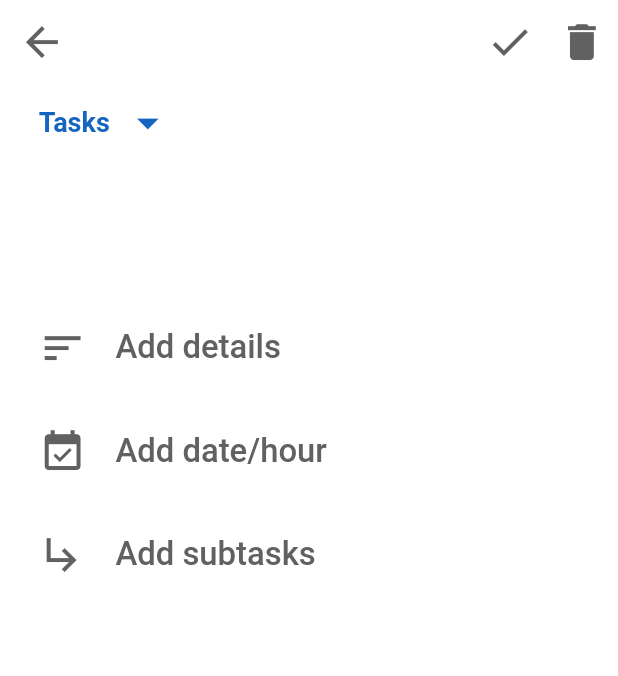
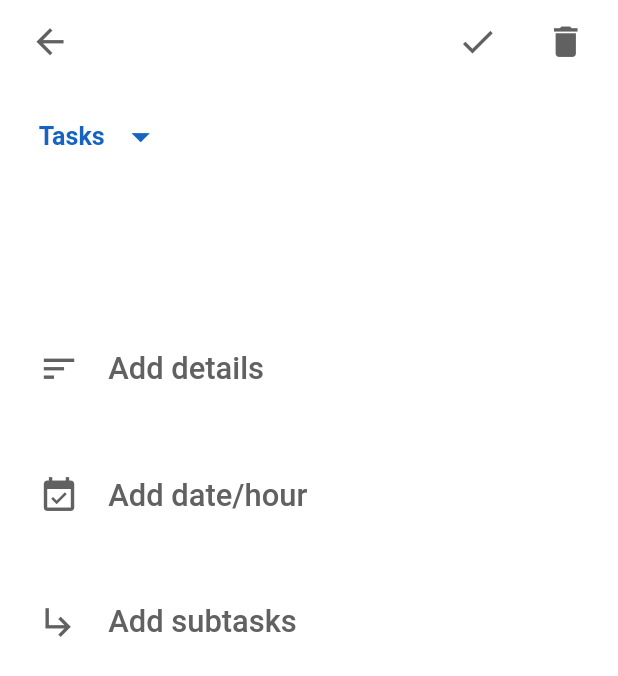
Before and after one commit to jakubjaniec/google-tasks-clone, a Flutter app: the Details screen opened directly with empty values, on a phone screen of 412 x 824 dp. Shown: the top 676 px of the screen. Run offline on Flutter 3.47's test engine with Material 2 defaults, Android fonts, the phone set to English and light mode, and no system bars; our stand-ins replace device_preview, flutter_screenutil, localstorage, sliding_up_panel.

Commit message:
Fix some responsiveness problems

```diff
--- a/lib/components/bottom_bar.dart
+++ b/lib/components/bottom_bar.dart
@@ -7,7 +7,7 @@ import 'package:flutter_screenutil/flutter_screenutil.dart';
 class BottomBar extends StatelessWidget {
   @override
   Widget build(BuildContext context) {
-    var state = Provider.of<TaskModel>(context, listen: true);
+    TaskModel state = Provider.of<TaskModel>(context, listen: true);
 
     return BottomAppBar(
       elevation: 20.0,
--- a/lib/main.dart
+++ b/lib/main.dart
@@ -2,12 +2,10 @@ import 'package:flutter/material.dart';
 import 'package:flutter/services.dart' as service;
 import 'package:flutter/foundation.dart';
 import 'package:provider/provider.dart';
-
 import 'package:Google_Task_Clone/pages/home.dart';
 import 'package:Google_Task_Clone/pages/details.dart';
 import 'package:Google_Task_Clone/task_model.dart';
 import 'package:device_preview/device_preview.dart';
-import 'package:flutter_screenutil/flutter_screenutil.dart';
 
 void main() {
   runApp(
@@ -24,12 +22,12 @@ void main() {
 class App extends StatelessWidget {
   @override
   Widget build(BuildContext context) {
-    ScreenUtil.init(context, designSize: Size(320.0, 569.0));
     service.SystemChrome.setPreferredOrientations([
       service.DeviceOrientation.portraitUp,
       service.DeviceOrientation.portraitDown,
     ]);
     return MaterialApp(
+      locale: DevicePreview.of(context).locale,
       builder: DevicePreview.appBuilder,
       initialRoute: '/',
       routes: {
--- a/lib/pages/details.dart
+++ b/lib/pages/details.dart
@@ -6,9 +6,25 @@ import 'package:flutter_screenutil/flutter_screenutil.dart';
 class Details extends StatelessWidget {
   @override
   Widget build(BuildContext context) {
-    var state = Provider.of<TaskModel>(context, listen: true);
+    ScreenUtil.init(context, designSize: Size(320.0, 569.0));
+
     final Map args = ModalRoute.of(context).settings.arguments as Map;
     Map task = args['task'];
+
+    TaskModel state = Provider.of<TaskModel>(context, listen: true);
+    double width = MediaQuery.of(context).size.width;
+
+    double determinePadding() {
+      double padding = 0.0;
+
+      if (width >= 400 && width < 600)
+        padding = 7.5.h;
+      else if (width >= 600 && width < 800)
+        padding = 12.5.h;
+      else if (width >= 800) padding = 15.0.h;
+
+      return padding;
+    }
 
     return Scaffold(
       resizeToAvoidBottomPadding: false,
@@ -18,39 +34,47 @@ class Details extends StatelessWidget {
         elevation: 0,
         backgroundColor: Colors.transparent,
         iconTheme: IconThemeData(color: Colors.grey[700]),
-        leading: IconButton(
-          onPressed: () => Navigator.pop(context),
-          icon: Icon(Icons.arrow_back),
-          iconSize: 22.h,
+        leading: Padding(
+          padding: EdgeInsets.only(left: determinePadding()),
+          child: IconButton(
+            onPressed: () => Navigator.pop(context),
+            icon: Icon(Icons.arrow_back),
+            iconSize: state.determineFontSize(context, 22),
+          ),
         ),
         actions: [
           IconButton(
             onPressed: () => state.markDone(args['index'], context, 'details'),
             icon: task['done'] ? Icon(Icons.undo) : Icon(Icons.check),
-            iconSize: 22.h,
+            iconSize: state.determineFontSize(context, 22),
           ),
-          IconButton(
-            onPressed: () => state.deleteTask(context, args['index']),
-            icon: Icon(Icons.delete),
-            iconSize: 22.h,
+          Padding(
+            padding: EdgeInsets.only(
+                right: determinePadding(), left: determinePadding()),
+            child: IconButton(
+              onPressed: () => state.deleteTask(context, args['index']),
+              icon: Icon(Icons.delete),
+              iconSize: state.determineFontSize(context, 22),
+            ),
           )
         ],
       ),
       body: Container(
-        padding: EdgeInsets.symmetric(horizontal: 20.w, vertical: 0.h),
+        padding: EdgeInsets.symmetric(
+            horizontal: 20.w, vertical: determinePadding()),
         child: Column(
           crossAxisAlignment: CrossAxisAlignment.start,
           children: [
             Row(children: [
               Text('Tasks',
                   style: TextStyle(
-                      fontSize: 14.sp,
+                      fontSize: state.determineFontSize(context, 14),
                       fontWeight: FontWeight.w700,
                       color: Colors.blue[800])),
               IconButton(
                 onPressed: () {},
                 icon: Icon(Icons.arrow_drop_down),
-                iconSize: 24.h,
+                iconSize: state.determineFontSize(context, 24),
                 color: Colors.blue[800],
               )
             ]),
@@ -71,12 +95,14 @@ class DoneTaskDetails extends StatelessWidget {
 
   @override
   Widget build(BuildContext context) {
+    TaskModel state = Provider.of<TaskModel>(context, listen: true);
+
     return Container(
       padding: EdgeInsets.symmetric(vertical: 15.0.h),
       child: Text("${task['title']}",
           style: TextStyle(
               fontWeight: FontWeight.w500,
-              fontSize: 24.sp,
+              fontSize: state.determineFontSize(context, 24),
               decoration: TextDecoration.lineThrough)),
     );
   }
@@ -90,7 +116,7 @@ class ActiveTaskDetails extends StatelessWidget {
 
   @override
   Widget build(BuildContext context) {
-    var state = Provider.of<TaskModel>(context, listen: true);
+    TaskModel state = Provider.of<TaskModel>(context, listen: true);
 
     return Column(
       crossAxisAlignment: CrossAxisAlignment.start,
@@ -99,7 +125,9 @@ class ActiveTaskDetails extends StatelessWidget {
           padding: EdgeInsets.symmetric(vertical: 15.0),
           child: TextFormField(
             onChanged: (value) => state.editTaskTitle(index, value),
-            style: TextStyle(fontSize: 24.sp, fontWeight: FontWeight.w500),
+            style: TextStyle(
+                fontSize: state.determineFontSize(context, 24),
+                fontWeight: FontWeight.w500),
             initialValue: task['title'],
             decoration: InputDecoration(border: InputBorder.none),
           ),
@@ -130,26 +158,44 @@ class Button extends StatelessWidget {
   @override
   Widget build(BuildContext context) {
     var state = Provider.of<TaskModel>(context, listen: true);
+    var width = MediaQuery.of(context).size.width;
+
+    double determinePadding() {
+      var padding = 5.0;
+
+      if (width >= 400 && width < 600)
+        padding = 12.5.h;
+      else if (width >= 600 && width < 800)
+        padding = 17.5.h;
+      else if (width >= 800) padding = 20.0.h;
+
+      return padding;
+    }
 
     return Padding(
-        padding: EdgeInsets.symmetric(vertical: 7.0.h),
+        padding: EdgeInsets.symmetric(vertical: determinePadding()),
         child: Row(
           children: [
-            Icon(icon, color: Colors.grey[700], size: 22.h),
+            Icon(icon,
+                color: Colors.grey[700],
+                size: state.determineFontSize(context, 22)),
             type == 'details'
                 ? Expanded(
                     child: Padding(
                       padding: EdgeInsets.only(left: 15.0.w),
                       child: TextFormField(
                         onChanged: (value) => state.addDetails(index, value),
-                        style: TextStyle(color: Colors.black),
+                        style: TextStyle(
+                            color: Colors.grey[700],
+                            fontSize: state.determineFontSize(context, 17),
+                            fontWeight: FontWeight.w500),
                         initialValue: details != '' ? '$details' : null,
                         decoration: InputDecoration(
                             hintText: '$label',
                             border: InputBorder.none,
                             hintStyle: TextStyle(
                                 fontWeight: FontWeight.w500,
-                                fontSize: 17.sp,
+                                fontSize: state.determineFontSize(context, 17),
                                 color: Colors.grey[700])),
                       ),
                     ),
@@ -162,7 +208,8 @@ class Button extends StatelessWidget {
                       onPressed: () {},
                       child: Text('$label',
                           style: TextStyle(
-                              fontSize: 17.sp, fontWeight: FontWeight.w500)),
+                              fontSize: state.determineFontSize(context, 17),
+                              fontWeight: FontWeight.w500)),
                     ),
                   ),
           ],
--- a/lib/pages/home.dart
+++ b/lib/pages/home.dart
@@ -5,11 +5,14 @@ import 'package:Google_Task_Clone/task_model.dart';
 import 'package:Google_Task_Clone/components/task.dart';
 import 'package:Google_Task_Clone/components/list_title.dart';
 import 'package:Google_Task_Clone/components/bottom_bar.dart';
+import 'package:flutter_screenutil/flutter_screenutil.dart';
 
 class Home extends StatelessWidget {
   @override
   Widget build(BuildContext context) {
-    var state = Provider.of<TaskModel>(context, listen: true);
+    ScreenUtil.init(context, designSize: Size(320.0, 569.0));
+
+    TaskModel state = Provider.of<TaskModel>(context, listen: true);
     state.getData();
 
     return Scaffold(
--- a/lib/task_model.dart
+++ b/lib/task_model.dart
@@ -4,6 +4,7 @@ import 'package:localstorage/localstorage.dart';
 import 'package:Google_Task_Clone/components/add_task_panel.dart';
 import 'package:Google_Task_Clone/components/menu_panel.dart';
 import 'package:Google_Task_Clone/components/options_panel.dart';
+import 'package:flutter_screenutil/flutter_screenutil.dart';
 
 class TaskModel extends ChangeNotifier {
   final LocalStorage storage = LocalStorage('tasks');
@@ -59,11 +60,6 @@ class TaskModel extends ChangeNotifier {
     notifyListeners();
   }
 
-  void resetInput() {
-    taskTitle = '';
-    notifyListeners();
-  }
-
   void deleteTask(context, index) {
     _tasks.removeAt(index);
     storage.setItem('1', _tasks);
@@ -83,11 +79,8 @@ class TaskModel extends ChangeNotifier {
     notifyListeners();
   }
 
-  // bool isPanelOpen = false;
-
   void openAddTaskPanel(context) {
-    // isPanelOpen = !isPanelOpen;
-    notifyListeners();
+    taskTitle = '';
     Navigator.of(context).push(PageRouteBuilder(
       opaque: false,
       pageBuilder: (_, __, ___) => AddTaskPanel(),
@@ -107,4 +100,19 @@ class TaskModel extends ChangeNotifier {
       pageBuilder: (_, __, ___) => OptionsPanel(),
     ));
   }
+
+  double determineFontSize(context, double fs) {
+    var width = MediaQuery.of(context).size.width;
+    double fontSize;
+
+    if (width >= 300 && width < 400)
+      fontSize = fs.sp;
+    else if (width >= 400 && width < 500)
+      fontSize = (fs - 1).sp;
+    else if (width >= 500 && width < 600)
+      fontSize = (fs - 2).sp;
+    else if (width >= 600) fontSize = (fs - 3).sp;
+
+    return fontSize;
+  }
 }
```
Also changed, not shown: lib/components/add_task_panel.dart (+24 -13 lines), lib/components/list_title.dart (+6 -4 lines), lib/components/menu_panel.dart (+19 -19 lines), lib/components/options_panel.dart (+15 -10 lines), lib/components/task.dart (+28 -14 lines), pubspec.yaml (+5 -5 lines).
